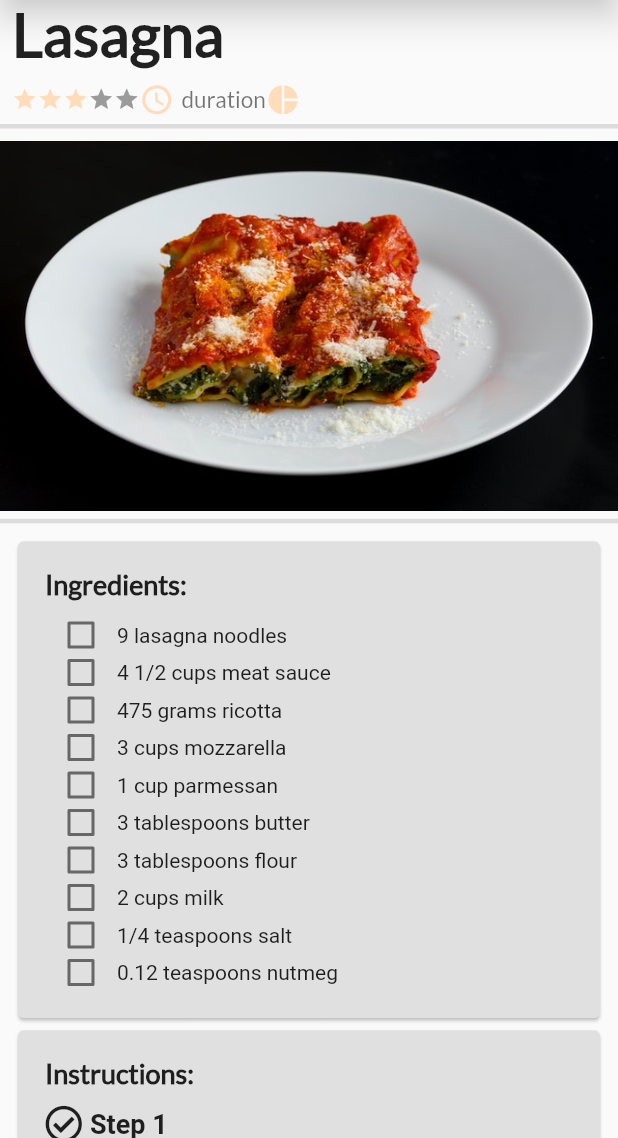
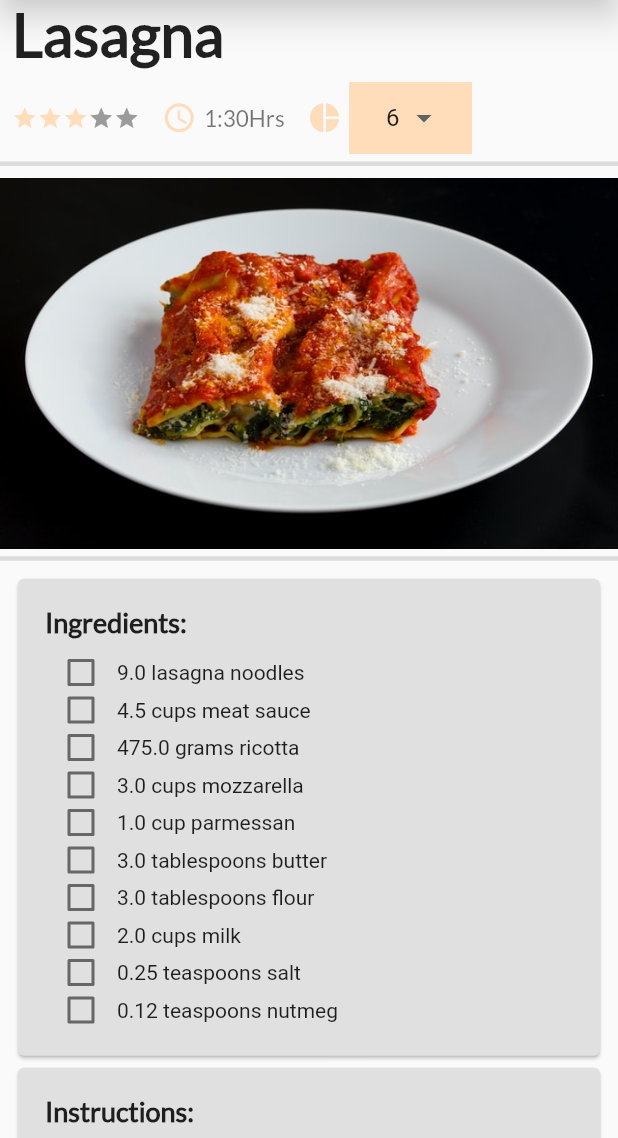
Before and after one commit to Carlosh2706/nutriland_prototype, a Flutter app: the LasagnaRecipe screen opened directly, on a phone screen of 412 x 824 dp, the part 98-1236 px from its top. Run offline on Flutter 3.47's test engine with Material 2 defaults, Android fonts, the phone set to English and light mode, and no system bars; drawn by our look-alikes of flutter_rating_bar; our stand-ins replace carousel_slider, font_awesome_flutter.

Commit message:
Last commit

```diff
--- a/lib/lasagna_recipe.dart
+++ b/lib/lasagna_recipe.dart
@@ -23,6 +23,21 @@ class _LasagnaRecipeState extends State<LasagnaRecipe> {
   bool checkBoxValue8 = false;
   bool checkBoxValue9 = false;
   bool checkBoxValue10 = false;
+
+  final List<String> portions = [
+    "6",
+    "12",
+    "18",
+  ];
+
+  String calculatePortion (double value, String constant){
+    double times = double.parse(constant) / 6;
+    var result = value * times;
+
+    return result.toString();
+  }
+
+  late String _startPortion = "6";
 
   @override
   Widget build(BuildContext context) {
@@ -72,6 +87,9 @@ class _LasagnaRecipeState extends State<LasagnaRecipe> {
                       ),
                       onRatingUpdate: (rating) {},
                     ),
+                    SizedBox(
+                      width: 15,
+                    ),
                     Icon(
                       Icons.access_time,
                       color: Color.fromRGBO(255, 220, 186, 1),
@@ -81,11 +99,14 @@ class _LasagnaRecipeState extends State<LasagnaRecipe> {
                       width: 5,
                     ),
                     Text(
-                      "duration",
+                      "1:30Hrs",
                       style: TextStyle(
                           fontSize: 15,
                           color: Colors.black54,
                           fontFamily: 'Lato'),
+                    ),
+                    SizedBox(
+                      width: 15,
                     ),
                     Icon(
                       Icons.pie_chart,
@@ -94,6 +115,31 @@ class _LasagnaRecipeState extends State<LasagnaRecipe> {
                     ),
                     SizedBox(
                       width: 5,
+                    ),
+                    Container(
+                      padding: EdgeInsets.symmetric(horizontal: 20),
+                      decoration: BoxDecoration(
+                        color: Color.fromRGBO(255, 220, 186, 1),
+                      ),
+                      child: DropdownButtonHideUnderline(
+                        child: DropdownButton(
+                          value: _startPortion,
+                          alignment: AlignmentDirectional.center,
+                          elevation: 0,
+                          dropdownColor: Color.fromRGBO(255, 220, 186, 1),
+                          items: portions.map((String value) {
+                            return DropdownMenuItem(
+                              value: value,
+                              child: Center(child: Text(value)),
+                            );
+                          }).toList(),
+                          onChanged: (value) {
+                            setState(() {
+                              _startPortion = value.toString();
+                            });
+                          },
+                        ),
+                      ),
                     ),
                   ],
                 ),
@@ -147,7 +193,7 @@ class _LasagnaRecipeState extends State<LasagnaRecipe> {
                                 onChanged: (value) async =>
                                     setState(() => checkBoxValue1 = value!),
                               ),
-                              Text("9 lasagna noodles"),
+                              Text(calculatePortion(9, _startPortion) + " lasagna noodles"),
                             ],
                           ),
                         ),
@@ -161,7 +207,7 @@ class _LasagnaRecipeState extends State<LasagnaRecipe> {
                                 onChanged: (value) async =>
                                     setState(() => checkBoxValue2 = value!),
                               ),
-                              Text("4 1/2 cups meat sauce"),
+                              Text(calculatePortion(4.5, _startPortion) + " cups meat sauce"),
                             ],
                           ),
                         ),
@@ -175,7 +221,7 @@ class _LasagnaRecipeState extends State<LasagnaRecipe> {
                                 onChanged: (value) async =>
                                     setState(() => checkBoxValue3 = value!),
                               ),
-                              Text("475 grams ricotta"),
+                              Text(calculatePortion(475, _startPortion) + " grams ricotta"),
                             ],
                           ),
                         ),
@@ -189,7 +235,7 @@ class _LasagnaRecipeState extends State<LasagnaRecipe> {
                                 onChanged: (value) async =>
                                     setState(() => checkBoxValue4 = value!),
                               ),
-                              Text("3 cups mozzarella"),
+                              Text(calculatePortion(3, _startPortion) + " cups mozzarella"),
                             ],
                           ),
                         ),
@@ -203,7 +249,7 @@ class _LasagnaRecipeState extends State<LasagnaRecipe> {
                                 onChanged: (value) async =>
                                     setState(() => checkBoxValue5 = value!),
                               ),
-                              Text("1 cup parmessan"),
+                              Text(calculatePortion(1, _startPortion) + " cup parmessan"),
                             ],
                           ),
                         ),
@@ -217,7 +263,7 @@ class _LasagnaRecipeState extends State<LasagnaRecipe> {
                                 onChanged: (value) async =>
                                     setState(() => checkBoxValue6 = value!),
                               ),
-                              Text("3 tablespoons butter"),
+                              Text(calculatePortion(3, _startPortion) + " tablespoons butter"),
                             ],
                           ),
                         ),
@@ -231,7 +277,7 @@ class _LasagnaRecipeState extends State<LasagnaRecipe> {
                                 onChanged: (value) async =>
                                     setState(() => checkBoxValue7 = value!),
                               ),
-                              Text("3 tablespoons flour"),
+                              Text(calculatePortion(3, _startPortion) + " tablespoons flour"),
                             ],
                           ),
                         ),
@@ -245,7 +291,7 @@ class _LasagnaRecipeState extends State<LasagnaRecipe> {
                                 onChanged: (value) async =>
                                     setState(() => checkBoxValue8 = value!),
                               ),
-                              Text("2 cups milk"),
+                              Text(calculatePortion(2, _startPortion) + " cups milk"),
                             ],
                           ),
                         ),
@@ -259,7 +305,7 @@ class _LasagnaRecipeState extends State<LasagnaRecipe> {
                                 onChanged: (value) async =>
                                     setState(() => checkBoxValue9 = value!),
                               ),
-                              Text("1/4 teaspoons salt"),
+                              Text(calculatePortion(0.25, _startPortion) + " teaspoons salt"),
                             ],
                           ),
                         ),
@@ -273,7 +319,7 @@ class _LasagnaRecipeState extends State<LasagnaRecipe> {
                                 onChanged: (value) async =>
                                     setState(() => checkBoxValue10 = value!),
                               ),
-                              Text("0.12 teaspoons nutmeg"),
+                              Text(calculatePortion(0.12, _startPortion) + " teaspoons nutmeg"),
                             ],
                           ),
                         ),
@@ -402,7 +448,7 @@ class _LasagnaRecipeState extends State<LasagnaRecipe> {
                     child: Column(
                       crossAxisAlignment: CrossAxisAlignment.start,
                       children: <Widget>[
-                        Image.asset("assets/lasagna.jpg", height: 120, width: 120, fit: BoxFit.fill),
+                        Image.asset("assets/wings.jpg", height: 120, width: 120, fit: BoxFit.fill),
                         Text("BBQ Wings", style: TextStyle(fontSize: 20),),
                         Text("Basics", style: TextStyle(fontSize: 15),),
                         RatingBar.builder(
@@ -423,11 +469,11 @@ class _LasagnaRecipeState extends State<LasagnaRecipe> {
                     child: Column(
                       crossAxisAlignment: CrossAxisAlignment.start,
                       children: <Widget>[
-                        Image.asset("assets/lasagna.jpg", height: 120, width: 120, fit: BoxFit.fill),
-                        Text("BBQ Wings", style: TextStyle(fontSize: 20),),
-                        Text("Basics", style: TextStyle(fontSize: 15),),
+                        Image.asset("assets/salads.jpg", height: 120, width: 120, fit: BoxFit.fill),
+                        Text("Green Salad", style: TextStyle(fontSize: 20),),
+                        Text("Salads", style: TextStyle(fontSize: 15),),
                         RatingBar.builder(
-                          initialRating: 4,
+                          initialRating: 2,
                           minRating: 1,
                           itemSize: 17,
                           itemBuilder: (context, _) => Icon(
@@ -444,11 +490,11 @@ class _LasagnaRecipeState extends State<LasagnaRecipe> {
                     child: Column(
                       crossAxisAlignment: CrossAxisAlignment.start,
                       children: <Widget>[
-                        Image.asset("assets/lasagna.jpg", height: 120, width: 120, fit: BoxFit.fill),
-                        Text("BBQ Wings", style: TextStyle(fontSize: 20),),
+                        Image.asset("assets/toast.jpg", height: 120, width: 120, fit: BoxFit.fill),
+                        Text("Garlic Toast", style: TextStyle(fontSize: 20),),
                         Text("Basics", style: TextStyle(fontSize: 15),),
                         RatingBar.builder(
-                          initialRating: 4,
+                          initialRating: 3.5,
                           minRating: 1,
                           itemSize: 17,
                           itemBuilder: (context, _) => Icon(
--- a/pubspec.yaml
+++ b/pubspec.yaml
@@ -77,6 +77,8 @@ flutter:
     - assets/ravioli.jpg
     - assets/rigatoni.jpg
     - assets/macandcheese.jpg
+    - assets/toast.jpg
+    - assets/wings.jpg
 
   # An image asset can refer to one or more resolution-specific "variants", see
   # https://flutter.dev/assets-and-images/#resolution-aware.
```
